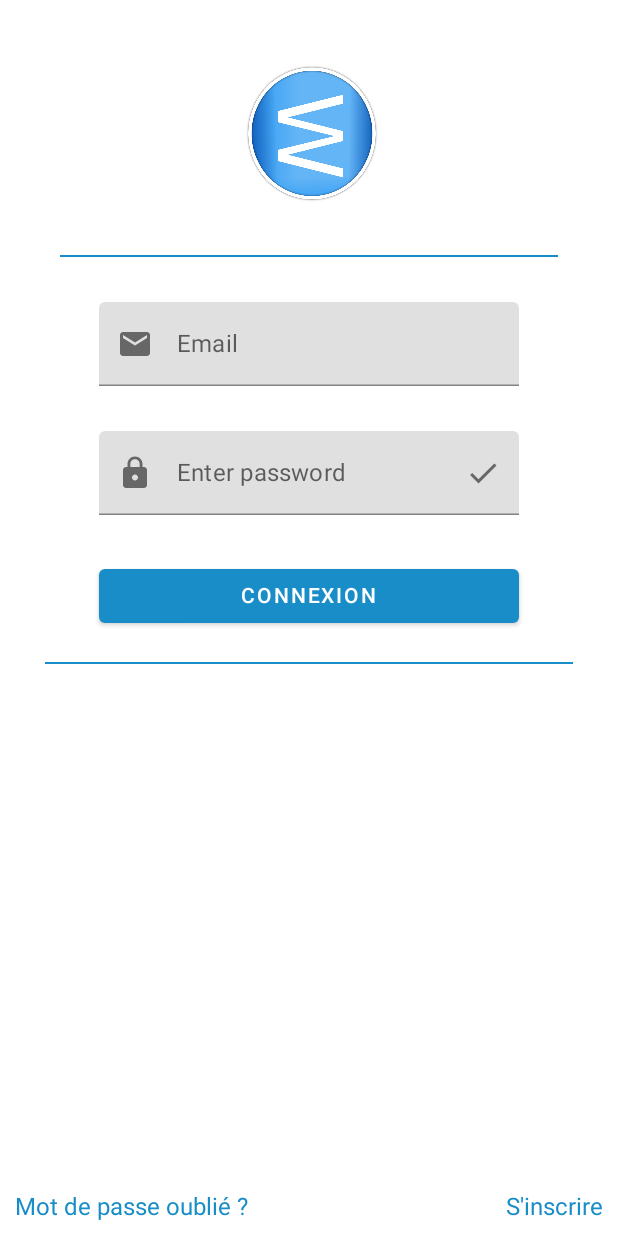
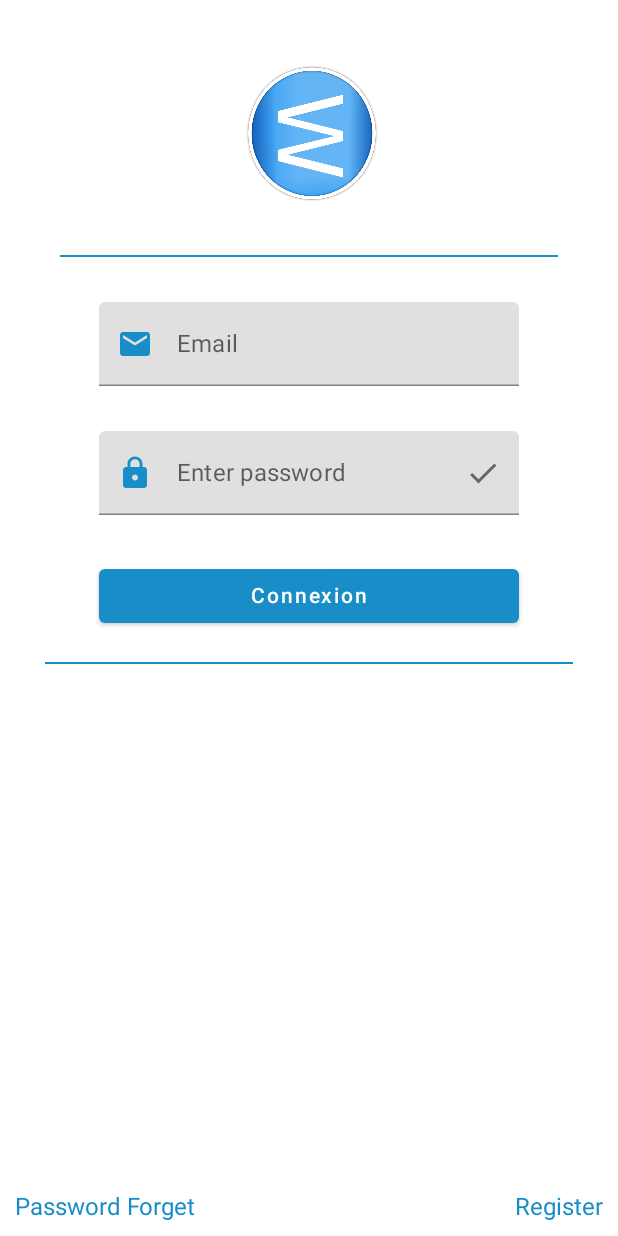
Before and after one commit to Bossmaleo1/WazzabyAndroid, an Android app built with Jetpack Compose: the screen it shows after launch (MainActivity), on a phone screen of 412 x 824 dp. Run offline under Robolectric (Android 15) with nearby library versions, the phone set to English and light mode, and no system bars.

Commit message:
add the translation

```diff
--- a/app/src/main/java/com/android/wazzabysama/ConnexionView.kt
+++ b/app/src/main/java/com/android/wazzabysama/ConnexionView.kt
@@ -26,6 +26,7 @@ import androidx.compose.material.icons.filled.Done
 import androidx.compose.material.icons.filled.Email
 import androidx.compose.material.icons.filled.Lock
 import androidx.compose.runtime.mutableStateOf
+import androidx.compose.ui.res.stringResource
 
 
 @Composable
@@ -60,14 +61,13 @@ fun Connexion() {
                 .padding(30.dp))
 
         TextField(
-            value = "",
-            onValueChange = { },
-            label = { Text("Email") },
+            value = email,
+            onValueChange = {email = it },
+            label = { Text(stringResource(id = R.string.your_email)) },
             placeholder = { Text("") },
             leadingIcon = {
                 IconButton(onClick = {  }) {
-                    val visibilityIcon =Icons.Filled.Email
-                    Icon(imageVector = visibilityIcon, contentDescription = "")
+                    Icon(imageVector = Icons.Filled.Email, contentDescription = "", tint = colorResource(R.color.colorPrimary))
                 }
             },
         )
@@ -75,14 +75,13 @@ fun Connexion() {
         TextField(
             value = password,
             onValueChange = { password = it },
-            label = { Text("Enter password") },
+            label = { Text(stringResource(id = R.string.your_password)) },
             visualTransformation =
             if (passwordHidden) PasswordVisualTransformation() else VisualTransformation.None,
             keyboardOptions = KeyboardOptions(keyboardType = KeyboardType.Password),
             leadingIcon = {
                 IconButton(onClick = {  }) {
-                    val visibilityIcon =Icons.Filled.Lock
-                    Icon(imageVector = visibilityIcon, contentDescription = "")
+                    Icon(imageVector = Icons.Filled.Lock, contentDescription = "", tint = colorResource(R.color.colorPrimary))
                 }
             },
             trailingIcon = {
@@ -100,12 +99,13 @@ fun Connexion() {
         )
 
         Button(
-            modifier = Modifier.width(280.dp)
-            .padding(top = 30.dp),
+            modifier = Modifier
+                .width(280.dp)
+                .padding(top = 30.dp),
             onClick = {
                     /* Do something! */
             }) {
-            Text("CONNEXION")
+            Text(stringResource(R.string.connexion))
         }
 
         Divider(color = colorResource(R.color.colorPrimary),
@@ -116,20 +116,22 @@ fun Connexion() {
     }
 
     Column(
-        modifier = Modifier.fillMaxSize()
+        modifier = Modifier
+            .fillMaxSize()
             .padding(10.dp),
         verticalArrangement = Arrangement.Bottom,
         horizontalAlignment = Alignment.Start) {
-        Text(text = "Mot de passe oublié ?",
+        Text(text = stringResource(id = R.string.password_forget),
             color = colorResource(R.color.colorPrimary))
     }
 
     Column(
-        modifier = Modifier.fillMaxSize()
+        modifier = Modifier
+            .fillMaxSize()
             .padding(10.dp),
         verticalArrangement = Arrangement.Bottom,
         horizontalAlignment = Alignment.End) {
-        Text(text = "S'inscrire",
+        Text(text = stringResource(R.string.inscription),
              color = colorResource(R.color.colorPrimary))
     }
 
--- a/app/src/main/res/values/strings.xml
+++ b/app/src/main/res/values/strings.xml
@@ -1,7 +1,8 @@
 <resources>
     <string name="app_name">WazzabySama</string>
-    <string name="youremail">Your Email</string>
-    <string name="yourpassword">Your Password</string>
-    <string name="passwordforget">Password Forget</string>
-    <string name="inscript">Register</string>
+    <string name="your_email">Email</string>
+    <string name="your_password">Enter password</string>
+    <string name="password_forget">Password Forget</string>
+    <string name="inscription">Register</string>
+    <string name="connexion">Connexion</string>
 </resources>
```
Also changed, not shown: 5 other files.
